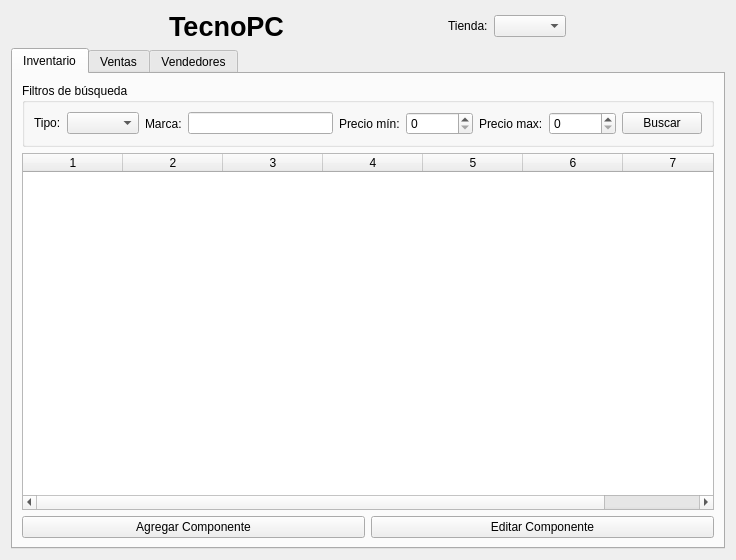
First picture: the form in ui/main.ui, repository Matiti061/TecnoPC, before the edit.
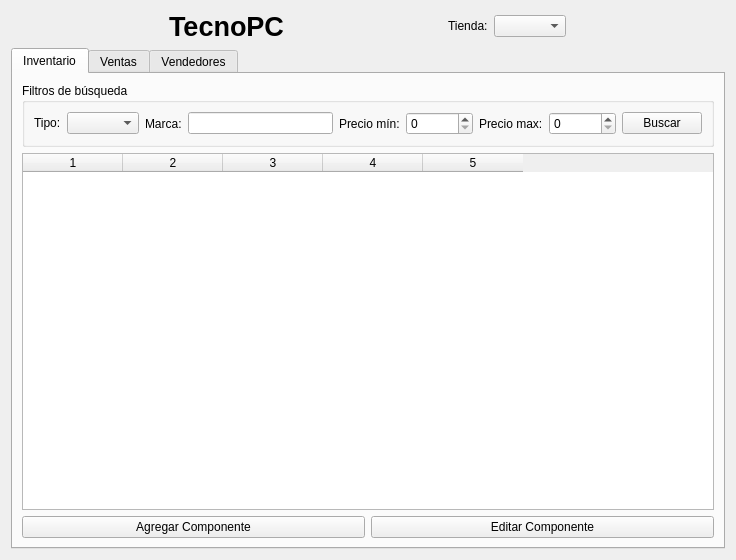
Second picture: the form after the edit.

Commit message: feat: same as the previous ones

```diff
--- a/ui/main.ui
+++ b/ui/main.ui
@@ -177,15 +177,13 @@
        <item>
         <widget class="QTableWidget" name="inventory_table">
          <property name="columnCount">
-          <number>7</number>
+          <number>5</number>
          </property>
          <column/>
          <column/>
          <column/>
          <column/>
          <column/>
-         <column/>
-         <column/>
         </widget>
        </item>
        <item>
```
The commit also changes 2 other files.
